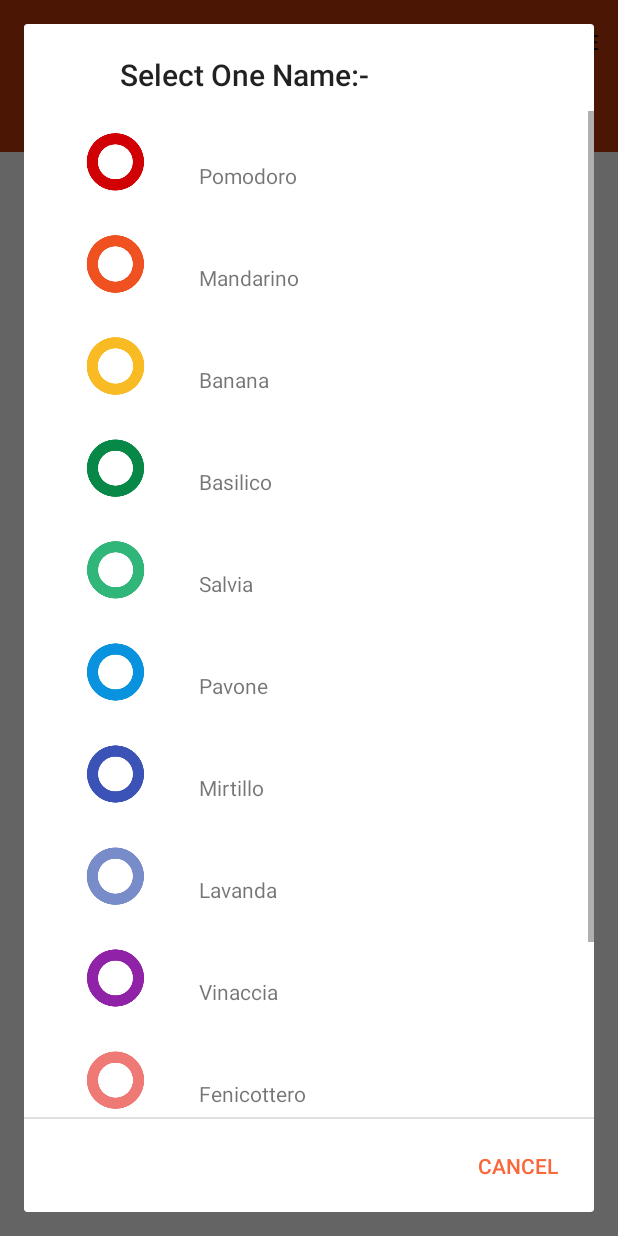
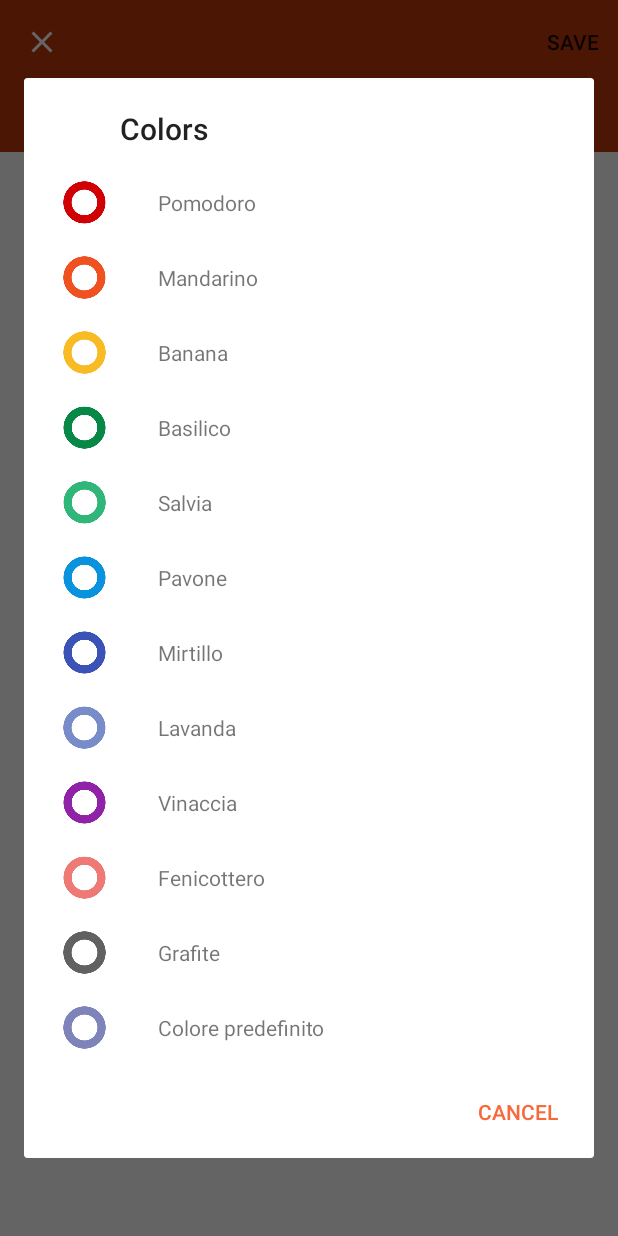
Before and after one commit to Ricc-manc95/IUM_Pregnant_Brains, an Android app: the PawnCreation screen opened directly, with no data from a screen before it, after a tap on "CAMBIA COLORE", on a phone screen of 412 x 824 dp. Run offline under Robolectric (Android 15) with nearby library versions, the phone set to English and light mode, and no system bars; plain views replace ClickTargetFrameLayout.

Commit message:
HABEMUS COLOR PICKER 2.0

```diff
--- a/D&DGridManager/app/src/main/java/com/unica/pregnantbrains/ddgridmanager/PawnCreation.java
+++ b/D&DGridManager/app/src/main/java/com/unica/pregnantbrains/ddgridmanager/PawnCreation.java
@@ -52,7 +52,7 @@ public class PawnCreation extends AppCompatActivity {
 
                 AlertDialog.Builder builderSingle = new AlertDialog.Builder(PawnCreation.this);
                 builderSingle.setIcon(R.drawable.ic_eraser_white_24dp);
-                builderSingle.setTitle("Select One Name:-");
+                builderSingle.setTitle("Colors");
 
                 ListView lv = (ListView) view.findViewById(R.id.colorlistview);
 
--- a/D&DGridManager/app/src/main/res/layout/colorpickeritem.xml
+++ b/D&DGridManager/app/src/main/res/layout/colorpickeritem.xml
@@ -12,8 +12,8 @@
 
         <ImageView
             android:id="@+id/immcolor"
-            android:layout_width="91dp"
-            android:layout_height="68dp"
+            android:layout_width="50dp"
+            android:layout_height="50dp"
             android:layout_marginLeft="15dp"
             android:layout_weight="1"
             app:srcCompat="@mipmap/ic_launcher_round" />
@@ -22,10 +22,10 @@
             android:id="@+id/textViewColor"
             android:layout_width="wrap_content"
             android:layout_height="wrap_content"
+            android:layout_alignParentStart="true"
             android:layout_alignParentTop="true"
-            android:layout_marginLeft="10dp"
-            android:layout_marginTop="33dp"
-            android:layout_toEndOf="@+id/immcolor"
+            android:layout_marginStart="89dp"
+            android:layout_marginTop="15dp"
             android:layout_weight="1"
             android:text="TextView" />
     </RelativeLayout>
```
